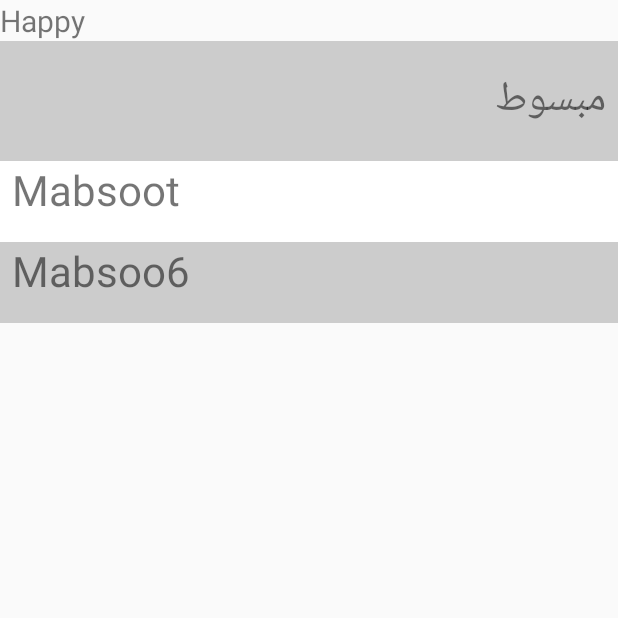
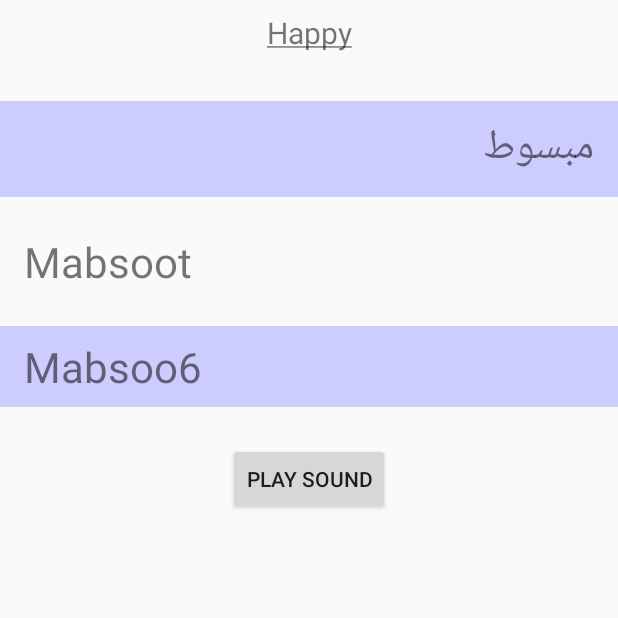
Before and after one commit to seljabali/habibitime-android, an Android app: the screen it shows after launch (MainActivity), after a tap on "Happy", on a phone screen of 412 x 824 dp, the top half of it. Run offline under Robolectric (Android 15) with nearby library versions, the phone set to English and light mode, and no system bars; pictures from the network do not load; 2 statements that could not run were skipped; 1 other tap on this screen came first.

Commit message:
Added sound playback.

```diff
--- a/HabibiApp/habibi/src/main/java/com/habibiapp/habibi/PhraseAdapter.java
+++ b/HabibiApp/habibi/src/main/java/com/habibiapp/habibi/PhraseAdapter.java
@@ -80,7 +80,7 @@ public class PhraseAdapter extends ArrayAdapter<Phrase> {
     }
 
     private int getColorForPhrase(int position) {
-        TypedArray colors = activity.getResources().obtainTypedArray(R.array.habibi_colors);
+        TypedArray colors = activity.getResources().obtainTypedArray(R.array.habibi_colors_short);
         return colors.getColor(position % colors.length(), 0);
     }
 }
--- a/HabibiApp/habibi/src/main/java/com/habibiapp/habibi/fragments/ViewPhraseFragment.java
+++ b/HabibiApp/habibi/src/main/java/com/habibiapp/habibi/fragments/ViewPhraseFragment.java
@@ -1,14 +1,22 @@
 package com.habibiapp.habibi.fragments;
 
 import android.app.Activity;
+import android.content.Context;
 import android.content.SharedPreferences;
+import android.media.AudioManager;
+import android.media.MediaPlayer;
+import android.media.SoundPool;
+import android.media.SoundPool.OnLoadCompleteListener;
 import android.os.Bundle;
 import android.app.Fragment;
 import android.preference.PreferenceManager;
+import android.text.SpannableString;
+import android.text.style.UnderlineSpan;
 import android.util.Log;
 import android.view.LayoutInflater;
 import android.view.View;
 import android.view.ViewGroup;
+import android.widget.Button;
 import android.widget.TextView;
 
 import com.habibiapp.habibi.R;
@@ -17,7 +25,6 @@ import com.habibiapp.habibi.datasources.PhraseDataSource;
 import com.habibiapp.habibi.models.Gender;
 import com.habibiapp.habibi.models.Language;
 import com.habibiapp.habibi.models.Phrase;
-
 import java.util.List;
 
 /**
@@ -29,6 +36,15 @@ public class ViewPhraseFragment extends Fragment {
         private static final String PHRASE_KEY = "phrase";
         private Phrase phrase;
         private Phrase originalPhrase;
+        private SoundPool soundPool;
+        private int soundID;
+        private boolean loaded = false;
+        private static final int MAX_STREAMS = 1;
+        private static final int SOURCE_QUALITY = 0;
+        private static final int PRIORITY = 1;
+        private static final int LOOP = 0;
+        private static final float RATE = 1f;
+
 
         public static ViewPhraseFragment newInstance(Activity activity, Phrase phrase) {
             ViewPhraseFragment fragment = new ViewPhraseFragment();
@@ -48,27 +64,45 @@ public class ViewPhraseFragment extends Fragment {
         }
 
         @Override
+        public void onCreate(Bundle savedInstanceState) {
+            super.onCreate(savedInstanceState);
+            getActivity().setVolumeControlStream(AudioManager.STREAM_MUSIC);
+            soundPool = new SoundPool(MAX_STREAMS, AudioManager.STREAM_MUSIC, SOURCE_QUALITY);
+            soundPool.setOnLoadCompleteListener(new OnLoadCompleteListener() {
+                @Override
+                public void onLoadComplete(SoundPool soundPool, int sampleId, int status) {
+                    loaded = true;
+                }
+            });
+            soundID = soundPool.load(getActivity(), R.raw.sample_sound, PRIORITY);
+        }
+
+        @Override
         public View onCreateView(LayoutInflater inflater, ViewGroup container, Bundle savedInstanceState) {
             View view = inflater.inflate(R.layout.view_habibi_phrase, container, false);
             TextView englishTextView = (TextView) view.findViewById(R.id.english_phrase);
             TextView arabicTextView = (TextView) view.findViewById(R.id.arabic_phrase);
             TextView arabiziTextView = (TextView) view.findViewById(R.id.arabizi_phrase);
             TextView properBiziTextView = (TextView) view.findViewById(R.id.properbizi_phrase);
+            Button playSoundButton = (Button) view.findViewById(R.id.button_play_sound);
 
-            englishTextView.setText(originalPhrase.getNativePhraseSpelling());
+            //ENGLISH PHRASE
+            SpannableString content = new SpannableString(originalPhrase.getNativePhraseSpelling());
+            content.setSpan(new UnderlineSpan(), 0, content.length(), 0);
+            englishTextView.setText(content);
 
+            //ARABIC PHRASE
             arabicTextView.setText(phrase.getNativePhraseSpelling());
             arabicTextView.setVisibility(arabicTextView.getText().toString().equals("") ? View.GONE : View.VISIBLE);
             arabicTextView.setOnClickListener(new View.OnClickListener() {
                 @Override
                 public void onClick(View v) {
                     String text = ((TextView) v).getText().toString();
-//                    ((TextView) v).setBackgroundColor(getActivity().getResources().getColor(R.color.green));
                     showShareDialog(text);
-//                    ((TextView) v).setBackgroundColor(getActivity().getResources().getColor(R.color.light_blue));
                 }
             });
 
+            //ARABIZI PHRASE
             arabiziTextView.setText(phrase.getPhoneticPhraseSpelling());
             arabiziTextView.setVisibility(arabiziTextView.getText().toString().equals("") ? View.GONE : View.VISIBLE);
             arabiziTextView.setOnClickListener(new View.OnClickListener() {
@@ -79,6 +113,7 @@ public class ViewPhraseFragment extends Fragment {
                 }
             });
 
+            //ARABIZI PHRASE
             properBiziTextView.setText(phrase.getProperPhoneticPhraseSpelling());
             properBiziTextView.setVisibility(properBiziTextView.getText().toString().equals("") ? View.GONE : View.VISIBLE);
             properBiziTextView.setOnClickListener(new View.OnClickListener() {
@@ -86,6 +121,20 @@ public class ViewPhraseFragment extends Fragment {
                 public void onClick(View v) {
                     String text = ((TextView) v).getText().toString();
                     showShareDialog(text);
+                }
+            });
+
+
+            playSoundButton.setOnClickListener(new View.OnClickListener() {
+                @Override
+                public void onClick(View v) {
+                    AudioManager audioManager = (AudioManager) getActivity().getSystemService(Context.AUDIO_SERVICE);
+                    float actualVolume = (float) audioManager.getStreamVolume(AudioManager.STREAM_MUSIC);
+                    float maxVolume = (float) audioManager.getStreamMaxVolume(AudioManager.STREAM_MUSIC);
+                    float volume = actualVolume / maxVolume;
+                    if (loaded) {
+                        soundPool.play(soundID, volume, volume, PRIORITY, LOOP, RATE);
+                    }
                 }
             });
 
--- a/HabibiApp/habibi/src/main/res/layout/view_habibi_phrase.xml
+++ b/HabibiApp/habibi/src/main/res/layout/view_habibi_phrase.xml
@@ -9,7 +9,11 @@
         android:id="@+id/english_phrase"
         android:layout_width="match_parent"
         android:layout_height="wrap_content"
-        android:textSize="@dimen/string_size_large" />
+        android:gravity="center"
+        android:textSize="@dimen/string_size_large"
+        android:layout_marginTop="@dimen/single_space"
+        android:layout_marginBottom="@dimen/single_space"/>
+
 
     <TextView
         android:id="@+id/arabic_phrase"
@@ -18,20 +22,23 @@
         android:textSize="@dimen/string_size_xlarge"
         android:background="@color/row_odd"
         android:layout_gravity="center"
-        android:paddingLeft="@dimen/single_space"
-        android:paddingRight="@dimen/single_space"
-        android:paddingTop="@dimen/double_space"
-        android:paddingBottom="@dimen/double_space"/>
+        android:paddingLeft="@dimen/double_space"
+        android:paddingRight="@dimen/double_space"
+        android:paddingTop="@dimen/single_space"
+        android:paddingBottom="@dimen/single_space"
+        android:layout_marginTop="@dimen/triple_space"/>
 
     <TextView
         android:id="@+id/arabizi_phrase"
         android:layout_width="match_parent"
         android:layout_height="wrap_content"
         android:textSize="@dimen/string_size_xlarge"
-        android:background="@color/row_even"
         android:layout_gravity="center"
-        android:paddingLeft="@dimen/single_space"
-        android:paddingBottom="@dimen/double_space"/>
+        android:paddingLeft="@dimen/double_space"
+        android:paddingRight="@dimen/double_space"
+        android:paddingTop="@dimen/single_space"
+        android:paddingBottom="@dimen/single_space"
+        android:layout_marginTop="@dimen/double_space"/>
 
     <TextView
         android:id="@+id/properbizi_phrase"
@@ -40,7 +47,18 @@
         android:textSize="@dimen/string_size_xlarge"
         android:background="@color/row_odd"
         android:layout_gravity="center"
-        android:paddingLeft="@dimen/single_space"
-        android:paddingBottom="@dimen/double_space"/>
+        android:paddingLeft="@dimen/double_space"
+        android:paddingRight="@dimen/double_space"
+        android:paddingTop="@dimen/single_space"
+        android:paddingBottom="@dimen/single_space"
+        android:layout_marginTop="@dimen/double_space"/>
+
+    <Button
+        android:id="@+id/button_play_sound"
+        android:layout_width="wrap_content"
+        android:layout_height="wrap_content"
+        android:layout_gravity="center"
+        android:text="@string/play_sound"
+        android:layout_marginTop="@dimen/triple_space"/>
 
 </LinearLayout>
--- a/HabibiApp/habibi/src/main/res/values/colors.xml
+++ b/HabibiApp/habibi/src/main/res/values/colors.xml
@@ -5,7 +5,7 @@
     <color name="green">#ABF392</color>
     <color name="tortoise">#8FF4D6</color>
     <color name="light_blue">#89BBF7</color>
-    <color name="row_odd">#CCC</color>
+    <color name="row_odd">#CCF</color>
     <color name="row_even">#FFF</color>
 
     <color name="bright_pink">#FF007F</color>
@@ -44,8 +44,7 @@
     </array>
 
     <array name="habibi_colors_short">
-        <item>@color/green</item>
-        <item>@color/tortoise</item>
-        <item>@color/light_blue</item>
+        <item>@color/row_even</item>
+        <item>@color/row_even</item>
     </array>
 </resources>
--- a/HabibiApp/habibi/src/main/res/values/dimens.xml
+++ b/HabibiApp/habibi/src/main/res/values/dimens.xml
@@ -3,4 +3,5 @@
     <dimen name="string_size_xlarge">28dp</dimen>
     <dimen name="single_space">8dp</dimen>
     <dimen name="double_space">16dp</dimen>
+    <dimen name="triple_space">24dp</dimen>
 </resources>
--- a/HabibiApp/habibi/src/main/res/values/strings.xml
+++ b/HabibiApp/habibi/src/main/res/values/strings.xml
@@ -16,5 +16,6 @@
     <string name="to_gender">Habibi\'s Gender</string>
     <string name="share_using">Share using…</string>
     <string name="copied">Copied to clipboard!</string>
+    <string name="play_sound">Play Sound</string>
 
 </resources>
```
Also changed, not shown: 2 other files.
